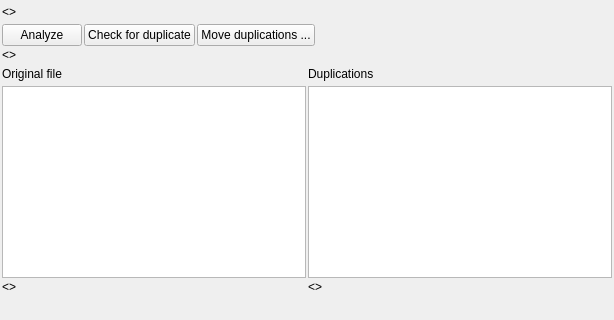
Before: the Qt Designer form src/gui/widgets/py_ui/files_view.ui in OleksanderShevchenko/family_album, drawn with Qt 5; both pictures show x 0 to 614 and y 0 to 320 of the 614 by 461 pixel window.
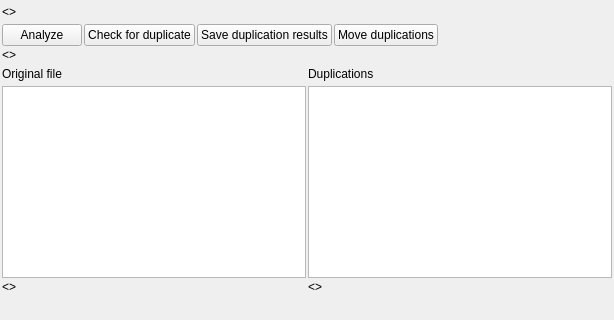
After: the same form once the commit is applied.

Commit message: Add tooltip messages for buttons. Add button to save duplication analysis results to json

What changed in the file:
```diff
--- a/src/gui/widgets/py_ui/files_view.ui
+++ b/src/gui/widgets/py_ui/files_view.ui
@@ -83,10 +83,17 @@
            </property>
           </widget>
          </item>
+         <item>
+          <widget class="QPushButton" name="pbDumpDuplications">
+           <property name="text">
+            <string>Save duplication results</string>
+           </property>
+          </widget>
+         </item>
          <item>
           <widget class="QPushButton" name="pbMove">
            <property name="text">
-            <string>Move duplications ...</string>
+            <string>Move duplications</string>
            </property>
           </widget>
          </item>
```
Left out of the diff: 9 changed lines with no effect on the pictures.
